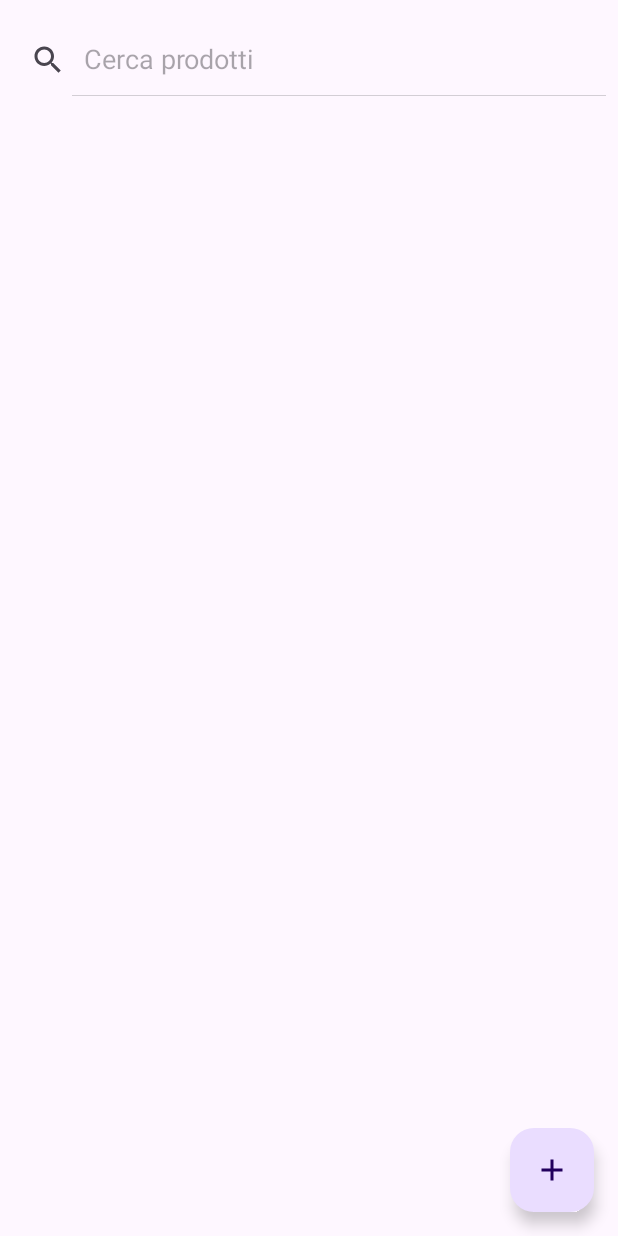
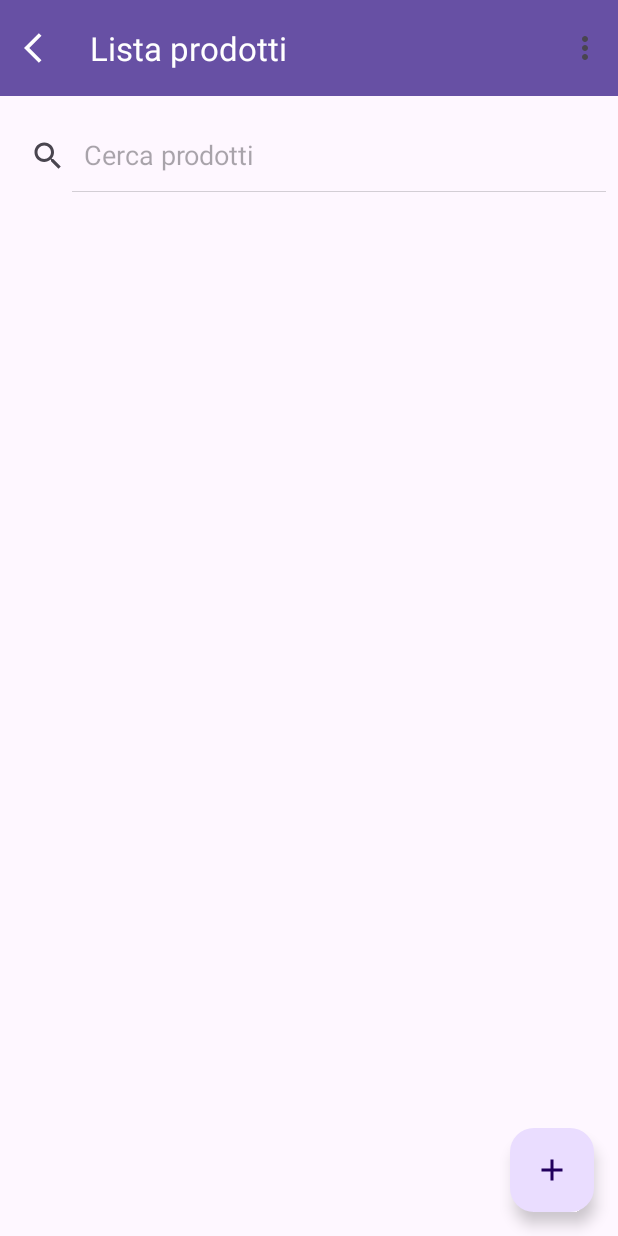
Before and after one commit to robsmashed/dilutiontool, an Android app: the screen it shows after launch (ProductListActivity), after a tap on "Seleziona un prodotto", on a phone screen of 412 x 824 dp. Run offline under Robolectric (Android 15) with nearby library versions, the phone set to English and light mode, and no system bars; our stand-ins replace Room's generated code; pictures from the network do not load.

Commit message:
feat: add Toolbar to Main & ProductListActivity

```diff
--- a/app/src/main/java/com/example/dilutiontool/MainActivity.kt
+++ b/app/src/main/java/com/example/dilutiontool/MainActivity.kt
@@ -10,6 +10,8 @@ import android.text.Spanned
 import android.text.TextWatcher
 import android.text.method.LinkMovementMethod
 import android.text.style.ClickableSpan
+import android.view.Menu
+import android.view.MenuItem
 import android.view.View
 import android.widget.CheckBox
 import android.widget.EditText
@@ -18,6 +20,7 @@ import android.widget.LinearLayout
 import android.widget.TextView
 import androidx.activity.result.contract.ActivityResultContracts
 import androidx.appcompat.app.AppCompatActivity
+import androidx.appcompat.widget.Toolbar
 import com.bumptech.glide.Glide
 import com.example.dilutiontool.DilutionUtils.getDescription
 import com.example.dilutiontool.entity.Dilution
@@ -89,9 +92,26 @@ class MainActivity : AppCompatActivity() {
         productSelectionLauncher.launch(intent)
     }
 
+    override fun onCreateOptionsMenu(menu: Menu?): Boolean {
+        menuInflater.inflate(R.menu.menu_main, menu)
+        return true
+    }
+
+    override fun onOptionsItemSelected(item: MenuItem): Boolean {
+        return when (item.itemId) {
+            R.id.action_settings -> {
+                true
+            }
+            else -> super.onOptionsItemSelected(item)
+        }
+    }
+
     override fun onCreate(savedInstanceState: Bundle?) {
         super.onCreate(savedInstanceState)
         setContentView(R.layout.activity_main)
+
+        val toolbar = findViewById<Toolbar>(R.id.toolbar)
+        setSupportActionBar(toolbar)
 
         dilutionRatioEditText = findViewById(R.id.dilutionRatioEditText)
         val totalLiquidEditText = findViewById<EditText>(R.id.totalEditText)
--- a/app/src/main/java/com/example/dilutiontool/ProductListActivity.kt
+++ b/app/src/main/java/com/example/dilutiontool/ProductListActivity.kt
@@ -3,6 +3,8 @@ package com.example.dilutiontool
 import android.content.Context
 import android.content.Intent
 import android.os.Bundle
+import android.view.Menu
+import android.view.MenuItem
 import android.view.inputmethod.InputMethodManager
 import android.widget.ExpandableListView
 import android.widget.SearchView
@@ -11,6 +13,7 @@ import android.widget.Toast
 import androidx.activity.result.contract.ActivityResultContracts
 import androidx.appcompat.app.AlertDialog
 import androidx.appcompat.app.AppCompatActivity
+import androidx.appcompat.widget.Toolbar
 import androidx.recyclerview.widget.LinearLayoutManager
 import androidx.recyclerview.widget.RecyclerView
 import com.example.dilutiontool.DilutionUtils.getDescription
@@ -23,6 +26,7 @@ import com.google.android.material.floatingactionbutton.FloatingActionButton
 import java.util.concurrent.Executors
 
 class ProductListActivity : AppCompatActivity() {
+    private val PICK_FILE_REQUEST_CODE = 1
     private lateinit var db: AppDatabase
     private lateinit var products: List<ProductWithDilutions>
     private lateinit var filteredProducts: List<ProductWithDilutions>
@@ -35,10 +39,37 @@ class ProductListActivity : AppCompatActivity() {
             }
         }
 
+    override fun onCreateOptionsMenu(menu: Menu?): Boolean {
+        menuInflater.inflate(R.menu.menu_product_list, menu)
+        return true
+    }
+
+    override fun onOptionsItemSelected(item: MenuItem): Boolean {
+        return when (item.itemId) {
+            R.id.action_import -> {
+                val intent = Intent(Intent.ACTION_GET_CONTENT)
+                intent.type = "application/xml"
+                startActivityForResult(intent, PICK_FILE_REQUEST_CODE)
+                true
+            }
+            android.R.id.home -> {
+                onBackPressed()
+                true
+            }
+            else -> super.onOptionsItemSelected(item)
+        }
+    }
 
     override fun onCreate(savedInstanceState: Bundle?) {
         super.onCreate(savedInstanceState)
         setContentView(R.layout.activity_product_list)
+
+        val toolbar = findViewById<Toolbar>(R.id.toolbar)
+        setSupportActionBar(toolbar)
+
+        // Aggiungi l'icona di ritorno (freccia) alla Toolbar
+        supportActionBar?.setDisplayHomeAsUpEnabled(true)
+        supportActionBar?.setHomeAsUpIndicator(R.drawable.baseline_arrow_back_ios_24)
 
         val searchView = findViewById<SearchView>(R.id.searchView)
         searchView.setIconifiedByDefault(false) // Espandi la SearchView di default
--- /dev/null
+++ b/app/src/main/res/drawable/baseline_arrow_back_ios_24.xml
@@ -0,0 +1,5 @@
+<vector xmlns:android="http://schemas.android.com/apk/res/android" android:autoMirrored="true" android:height="24dp" android:tint="#FFFFFF" android:viewportHeight="24" android:viewportWidth="24" android:width="24dp">
+
+    <path android:fillColor="@android:color/white" android:pathData="M11.67,3.87L9.9,2.1 0,12l9.9,9.9 1.77,-1.77L3.54,12z"/>
+
+</vector>
--- a/app/src/main/res/layout/activity_product_list.xml
+++ b/app/src/main/res/layout/activity_product_list.xml
@@ -3,6 +3,20 @@
     xmlns:app="http://schemas.android.com/apk/res-auto"
     android:layout_width="match_parent"
     android:layout_height="match_parent">
+
+    <androidx.appcompat.widget.Toolbar
+        app:title="Lista prodotti"
+        app:layout_constraintTop_toTopOf="parent"
+        app:layout_constraintStart_toStartOf="parent"
+        app:layout_constraintEnd_toEndOf="parent"
+        android:id="@+id/toolbar"
+        android:layout_width="match_parent"
+        android:layout_height="wrap_content"
+        android:background="?attr/colorPrimary"
+        android:elevation="4dp"
+        app:titleTextColor="@color/white"
+        app:subtitleTextColor="@color/white"
+        />
 
     <!-- Search Bar -->
     <android.widget.SearchView
@@ -10,7 +24,7 @@
         android:layout_width="match_parent"
         android:layout_height="wrap_content"
         android:queryHint="Cerca prodotti"
-        app:layout_constraintTop_toTopOf="parent"
+        app:layout_constraintTop_toBottomOf="@id/toolbar"
         android:layout_marginTop="16dp"/>
 
     <!-- RecyclerView -->
--- /dev/null
+++ b/app/src/main/res/menu/menu_main.xml
@@ -0,0 +1,8 @@
+<menu xmlns:android="http://schemas.android.com/apk/res/android"
+    xmlns:app="http://schemas.android.com/apk/res-auto">
+    <item
+        android:id="@+id/action_settings"
+        android:title="Impostazioni"
+        android:orderInCategory="100"
+        app:showAsAction="never" />
+</menu>
--- /dev/null
+++ b/app/src/main/res/menu/menu_product_list.xml
@@ -0,0 +1,8 @@
+<menu xmlns:android="http://schemas.android.com/apk/res/android"
+    xmlns:app="http://schemas.android.com/apk/res-auto">
+    <item
+        android:id="@+id/action_import"
+        android:title="Importa XML"
+        android:orderInCategory="100"
+        app:showAsAction="never" />
+</menu>
```
Also changed, not shown: app/src/main/res/layout/activity_main.xml (+20 -15 lines).
